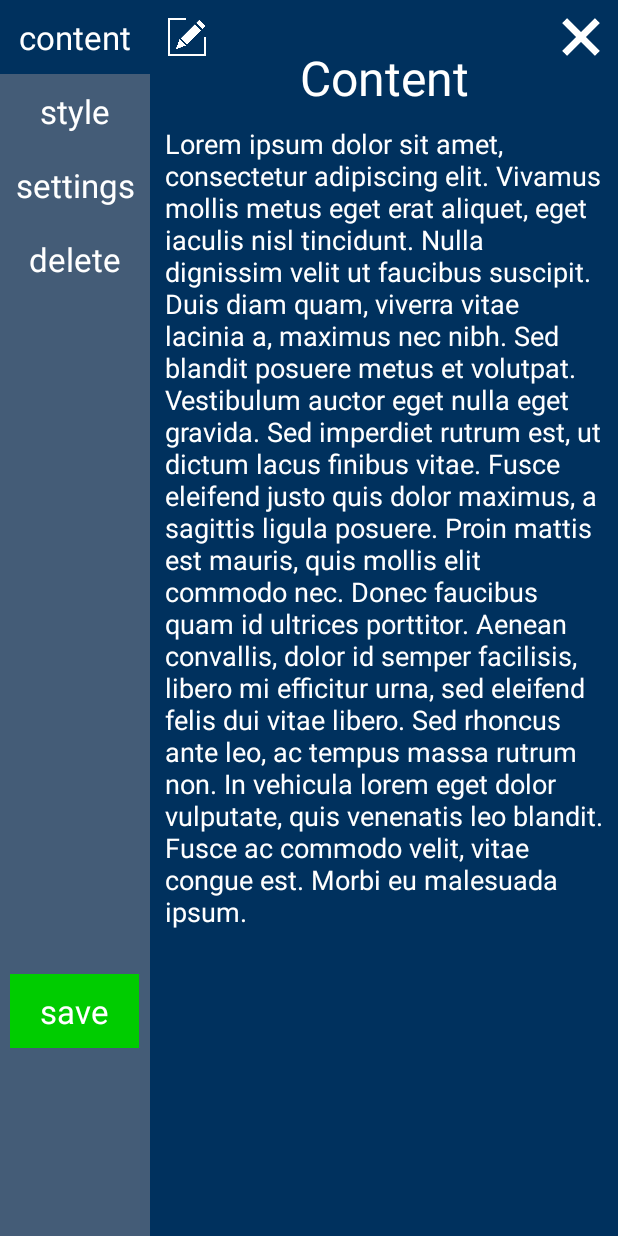
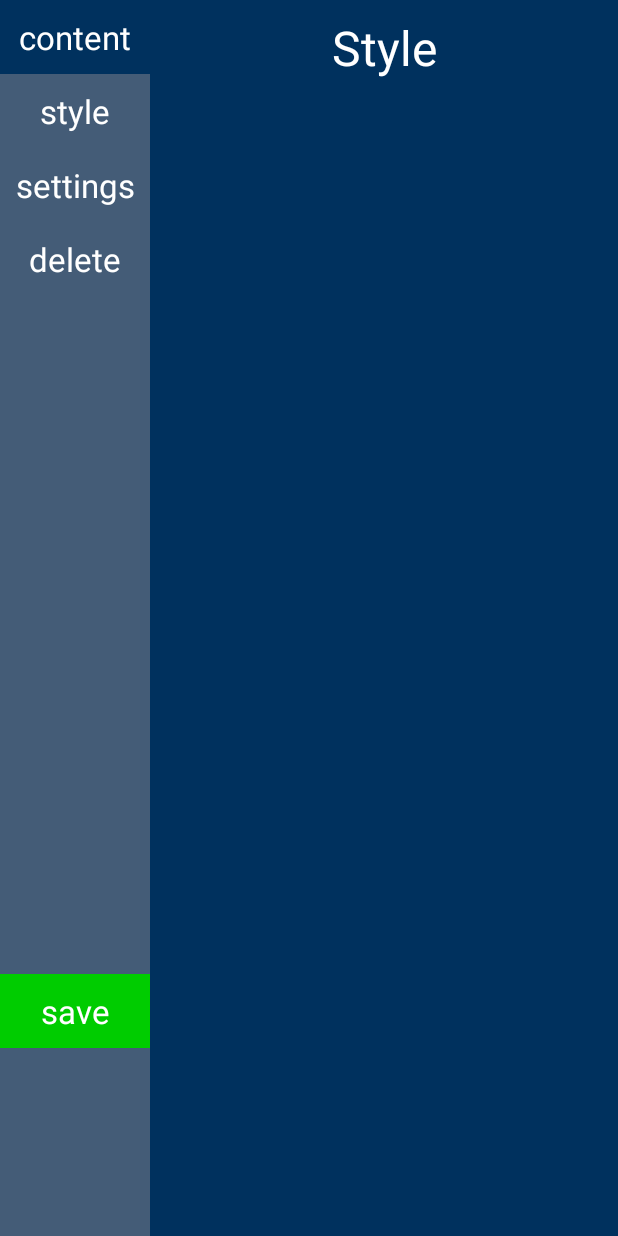
Before and after one commit to calvinpelletier/circl, an Android app: the layout text_editor.xml on its own in the app's theme, with its tools: preview values and no code run, on a phone screen of 412 x 824 dp. Run offline under Robolectric (Android 15) with nearby library versions, the phone set to English and light mode, and no system bars.

Commit message:
modified save button and updated layout titles

```diff
--- a/Circl/app/src/main/res/layout/text_editor.xml
+++ b/Circl/app/src/main/res/layout/text_editor.xml
@@ -60,7 +60,7 @@
             android:textColor="@color/white" />
 
         <TextView
-            android:layout_width="wrap_content"
+            android:layout_width="match_parent"
             android:layout_height="wrap_content"
             android:text="@string/savePrompt"
             android:id="@+id/saveButton"
@@ -70,13 +70,11 @@
             android:layout_alignParentBottom="true"
             android:layout_marginBottom="125dp"
             android:gravity="center_horizontal"
-            android:paddingLeft="20dp"
-            android:paddingRight="20dp"
-            android:paddingTop="10dp"
-            android:paddingBottom="10dp"
             android:textColor="@color/white"
             android:textSize="22sp"
-            android:background="@color/green" />
+            android:background="@color/green"
+            android:paddingTop="10dp"
+            android:paddingBottom="10dp" />
 
     </RelativeLayout>
 
@@ -84,7 +82,7 @@
         android:layout_width="match_parent"
         android:layout_height="match_parent"
         android:id="@+id/contentLayout"
-        android:visibility="visible"
+        android:visibility="gone"
         android:background="@color/blue">
 
         <Button
@@ -159,7 +157,7 @@
         android:layout_width="match_parent"
         android:layout_height="match_parent"
         android:id="@+id/styleLayout"
-        android:visibility="gone"
+        android:visibility="visible"
         android:background="@color/blue">
 
         <TextView
@@ -169,7 +167,7 @@
             android:id="@+id/styleTitle"
             android:layout_alignParentTop="true"
             android:layout_centerHorizontal="true"
-            android:textSize="20sp"
+            android:textSize="32sp"
             android:gravity="center_horizontal"
             android:textColor="@color/white"
             android:layout_marginTop="10dp" />
@@ -190,9 +188,20 @@
             android:layout_alignParentTop="true"
             android:layout_centerHorizontal="true"
             android:gravity="center_horizontal"
-            android:textSize="20sp"
+            android:textSize="32sp"
             android:textColor="@color/white"
             android:layout_marginTop="10dp" />
+
+        <TextView
+            android:layout_width="wrap_content"
+            android:layout_height="wrap_content"
+            android:text="@string/settingsNotReady"
+            android:id="@+id/textView"
+            android:layout_below="@+id/settingsTitle"
+            android:layout_centerHorizontal="true"
+            android:layout_marginTop="40dp"
+            android:textColor="@color/white"
+            android:textSize="15sp" />
     </RelativeLayout>
 
     <RelativeLayout
@@ -210,7 +219,7 @@
             android:layout_alignParentTop="true"
             android:layout_centerHorizontal="true"
             android:textColor="@color/white"
-            android:textSize="20sp"
+            android:textSize="32sp"
             android:gravity="center_horizontal"
             android:layout_marginTop="10dp" />
 
--- a/Circl/app/src/main/res/values/strings.xml
+++ b/Circl/app/src/main/res/values/strings.xml
@@ -42,4 +42,7 @@
     <string name = "savePrompt">
         save
     </string>
+    <string name = "settingsNotReady">
+        Not yet implemented...
+    </string>
 </resources>
```
